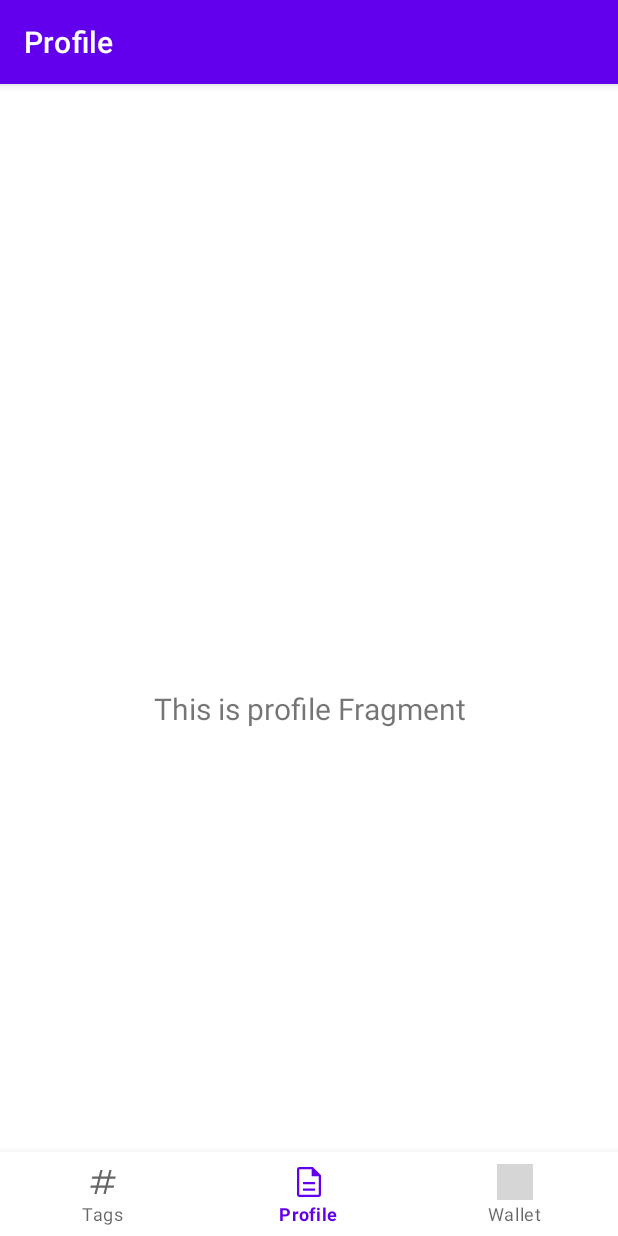
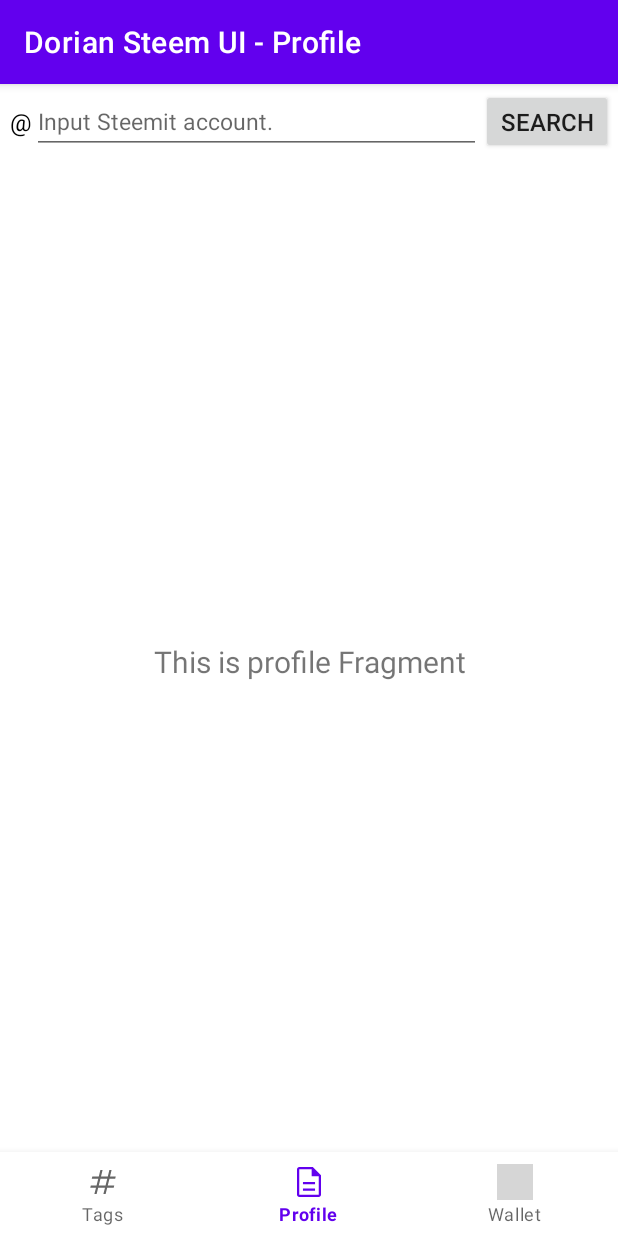
Before and after one commit to netrance/dorian-steem-apps, an Android app: the screen it shows after launch (MainActivity), item 2 of the bottom bar chosen, on a phone screen of 412 x 824 dp. Run offline under Robolectric (Android 15) with nearby library versions, the phone set to English and light mode, and no system bars; our stand-ins replace data binding, navigation-ui; grey boxes are pictures that could not be loaded.

Commit message:
Added tag lookup layout and account lookup layout into MainActivity

```diff
--- a/dorian-steem-apps-v1/dorian-steem-ui/src/main/java/lee/dorian/steem_ui/MainActivity.kt
+++ b/dorian-steem-apps-v1/dorian-steem-ui/src/main/java/lee/dorian/steem_ui/MainActivity.kt
@@ -1,9 +1,11 @@
 package lee.dorian.steem_ui
 
 import android.os.Bundle
+import android.view.View
 import com.google.android.material.bottomnavigation.BottomNavigationView
 import androidx.appcompat.app.AppCompatActivity
 import androidx.lifecycle.ViewModelProvider
+import androidx.navigation.NavController
 import androidx.navigation.findNavController
 import androidx.navigation.ui.AppBarConfiguration
 import androidx.navigation.ui.setupActionBarWithNavController
@@ -31,6 +33,28 @@
         )
         setupActionBarWithNavController(navController, appBarConfiguration)
         navView.setupWithNavController(navController)
+        navController.addOnDestinationChangedListener(navDestinationChangedListener)
+    }
+
+    private val navDestinationChangedListener = NavController.OnDestinationChangedListener { _, dest, _ ->
+        supportActionBar?.setTitle(viewModel.readTitle(dest.id))
+        setViewVisibilities(dest.id)
+    }
+
+    fun setViewVisibilities(destID: Int) {
+        val layoutTagLookup = binding.includeTagLookup.layoutTagLookup
+        val layoutAccountLookup = binding.includeAccountLookup.layoutAccountLookup
+
+        when (destID) {
+            R.id.navigation_tags -> {
+                layoutTagLookup.visibility = View.VISIBLE
+                layoutAccountLookup.visibility = View.GONE
+            }
+            else ->  {
+                layoutTagLookup.visibility = View.GONE
+                layoutAccountLookup.visibility = View.VISIBLE
+            }
+        }
     }
 
 }
--- a/dorian-steem-apps-v1/dorian-steem-ui/src/main/java/lee/dorian/steem_ui/MainViewModel.kt
+++ b/dorian-steem-apps-v1/dorian-steem-ui/src/main/java/lee/dorian/steem_ui/MainViewModel.kt
@@ -1,6 +1,19 @@
 package lee.dorian.steem_ui
 
-import androidx.lifecycle.ViewModel
+import android.app.Application
+import androidx.lifecycle.AndroidViewModel
+import androidx.lifecycle.MutableLiveData
 
-class MainViewModel : ViewModel() {
+class MainViewModel(val app: Application) : AndroidViewModel(app) {
+
+    fun readTitle(destID: Int): String {
+        val appName = app.getString(R.string.app_name)
+        return when (destID) {
+            R.id.navigation_tags -> "${appName} - ${app.getString(R.string.title_tags)}"
+            R.id.navigation_profile -> "${appName} - ${app.getString(R.string.title_profile)}"
+            R.id.navigation_wallet -> "${appName} - ${app.getString(R.string.title_wallet)}"
+            else -> "${appName}"
+        }
+    }
+
 }
--- a/dorian-steem-apps-v1/dorian-steem-ui/src/main/res/layout/activity_main.xml
+++ b/dorian-steem-apps-v1/dorian-steem-ui/src/main/res/layout/activity_main.xml
@@ -3,11 +3,34 @@
     xmlns:android="http://schemas.android.com/apk/res/android"
     xmlns:app="http://schemas.android.com/apk/res-auto">
 
+    <data>
+        <variable
+            name="viewModel"
+            type="lee.dorian.steem_ui.MainViewModel" />
+    </data>
+
     <androidx.constraintlayout.widget.ConstraintLayout
         android:id="@+id/container"
         android:layout_width="match_parent"
-        android:layout_height="match_parent"
-        android:paddingTop="?attr/actionBarSize">
+        android:layout_height="match_parent">
+
+        <RelativeLayout
+            android:id="@+id/layout_search"
+            android:layout_width="match_parent"
+            android:layout_height="wrap_content"
+            app:layout_constraintTop_toTopOf="parent">
+
+            <include
+                android:id="@+id/include_tag_lookup"
+                layout="@layout/layout_tag_lookup"
+                app:viewModel="@{viewModel}" />
+
+            <include
+                android:id="@+id/include_account_lookup"
+                layout="@layout/layout_account_lookup"
+                app:viewModel="@{viewModel}" />
+
+        </RelativeLayout>
 
         <com.google.android.material.bottomnavigation.BottomNavigationView
             android:id="@+id/nav_view"
@@ -25,12 +48,10 @@
             android:id="@+id/nav_host_fragment_activity_main"
             android:name="androidx.navigation.fragment.NavHostFragment"
             android:layout_width="match_parent"
-            android:layout_height="match_parent"
+            android:layout_height="0dp"
             app:defaultNavHost="true"
             app:layout_constraintBottom_toTopOf="@id/nav_view"
-            app:layout_constraintLeft_toLeftOf="parent"
-            app:layout_constraintRight_toRightOf="parent"
-            app:layout_constraintTop_toTopOf="parent"
+            app:layout_constraintTop_toBottomOf="@id/layout_search"
             app:navGraph="@navigation/mobile_navigation" />
 
     </androidx.constraintlayout.widget.ConstraintLayout>
--- a/dorian-steem-apps-v1/dorian-steem-ui/src/main/res/layout/layout_tag_lookup.xml
+++ b/dorian-steem-apps-v1/dorian-steem-ui/src/main/res/layout/layout_tag_lookup.xml
@@ -10,7 +10,7 @@
     </data>
 
     <androidx.constraintlayout.widget.ConstraintLayout
-        android:id="@+id/layout_account_lookup"
+        android:id="@+id/layout_tag_lookup"
         android:layout_width="match_parent"
         android:layout_height="50dp"
         android:padding="3dp">
```
